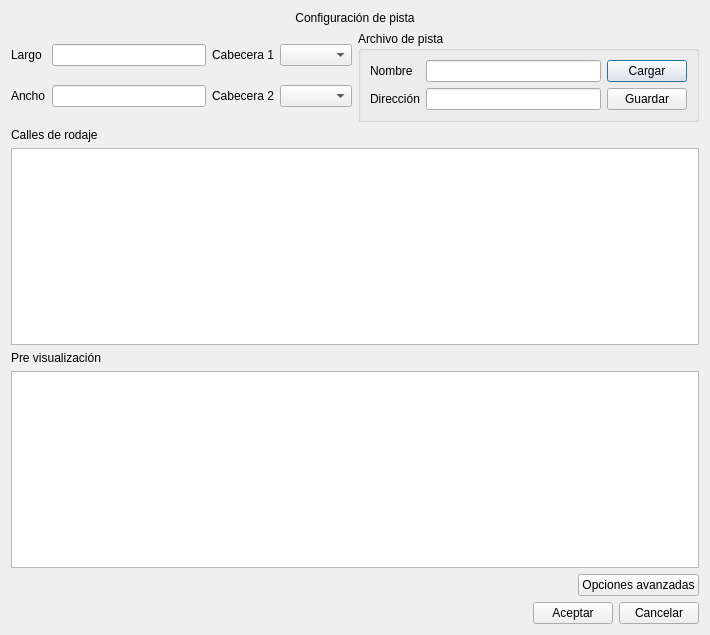
Old version of the form dialogconfpista.ui in the repository IgnacioOchoa/SimAerop.
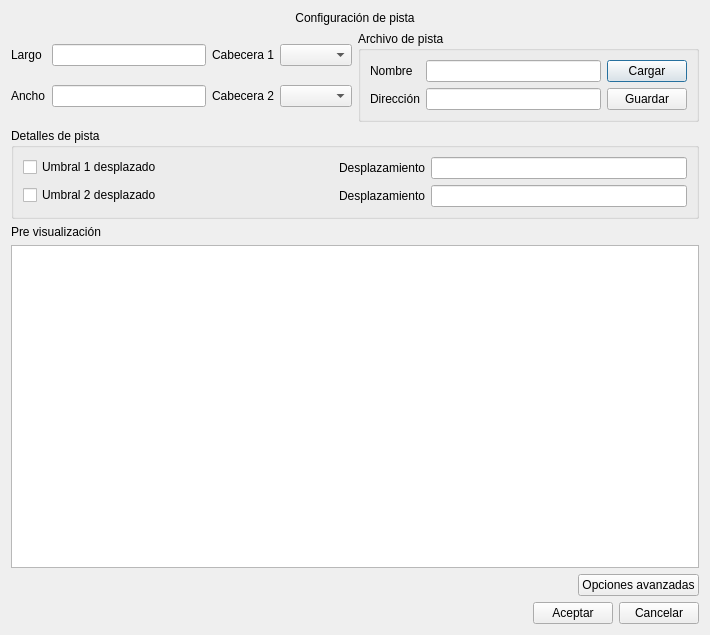
New version of the form.

Commit message:
Se modificó la estructura de edición de pista
Se separó el diálogo de configuración de pista en tres: Pista, Calles de
Rodaje y Plataformas. Estos elementos se definen en diálogos separados
pero todos son necesarios para tener una pista funcional. Los checkboxes
que se agregaron a la par de los botones indican cuando dicha parte
está configurada correctamente. Cuando los tres checkboxes están
tildados se dispone de una pista completa y entonces es posible
graficarla y trabajar con ella. Aún no se han implementado los diálogos
para Calles de rodaje y Plataforma.

What changed in the file:
```diff
--- a/dialogconfpista.ui
+++ b/dialogconfpista.ui
@@ -116,15 +116,82 @@
     </layout>
    </item>
    <item>
-    <widget class="QLabel" name="lbCallesRodaje">
-     <property name="text">
-      <string>Calles de rodaje</string>
+    <widget class="QGroupBox" name="groupBox">
+     <property name="title">
+      <string>Detalles de pista</string>
      </property>
+     <layout class="QFormLayout" name="formLayout">
+      <item row="0" column="0">
+       <widget class="QCheckBox" name="checkBox">
+        <property name="layoutDirection">
+         <enum>Qt::LeftToRight</enum>
+        </property>
+        <property name="text">
+         <string>Umbral 1 desplazado</string>
+        </property>
+       </widget>
+      </item>
+      <item row="0" column="1">
+       <layout class="QHBoxLayout" name="horizontalLayout_4">
+        <item>
+         <widget class="QLabel" name="label">
+          <property name="text">
+           <string>Desplazamiento</string>
+          </property>
+          <property name="alignment">
+           <set>Qt::AlignRight|Qt::AlignTrailing|Qt::AlignVCenter</set>
+          </property>
+         </widget>
+        </item>
+        <item>
+         <widget class="QLineEdit" name="lineEdit">
+          <property name="sizePolicy">
+           <sizepolicy hsizetype="Preferred" vsizetype="Fixed">
+            <horstretch>0</horstretch>
+            <verstretch>0</verstretch>
+           </sizepolicy>
+          </property>
+         </widget>
+        </item>
+       </layout>
+      </item>
+      <item row="1" column="0">
+       <widget class="QCheckBox" name="checkBox_2">
+        <property name="layoutDirection">
+         <enum>Qt::LeftToRight</enum>
+        </property>
+        <property name="text">
+         <string>Umbral 2 desplazado</string>
+        </property>
+       </widget>
+      </item>
+      <item row="1" column="1">
+       <layout class="QHBoxLayout" name="horizontalLayout_5">
+        <item>
+         <widget class="QLabel" name="label_2">
+          <property name="text">
+           <string>Desplazamiento</string>
+          </property>
+          <property name="alignment">
+           <set>Qt::AlignRight|Qt::AlignTrailing|Qt::AlignVCenter</set>
+          </property>
+         </widget>
+        </item>
+        <item>
+         <widget class="QLineEdit" name="lineEdit_2">
+          <property name="sizePolicy">
+           <sizepolicy hsizetype="Preferred" vsizetype="Fixed">
+            <horstretch>0</horstretch>
+            <verstretch>0</verstretch>
+           </sizepolicy>
+          </property>
+         </widget>
+        </item>
+       </layout>
+      </item>
+     </layout>
     </widget>
    </item>
-   <item>
-    <widget class="QTableView" name="tvCallesRodaje"/>
-   </item>
    <item>
     <widget class="QLabel" name="lbPreVisualizacion">
      <property name="text">
```
The commit also changes 8 other files.
